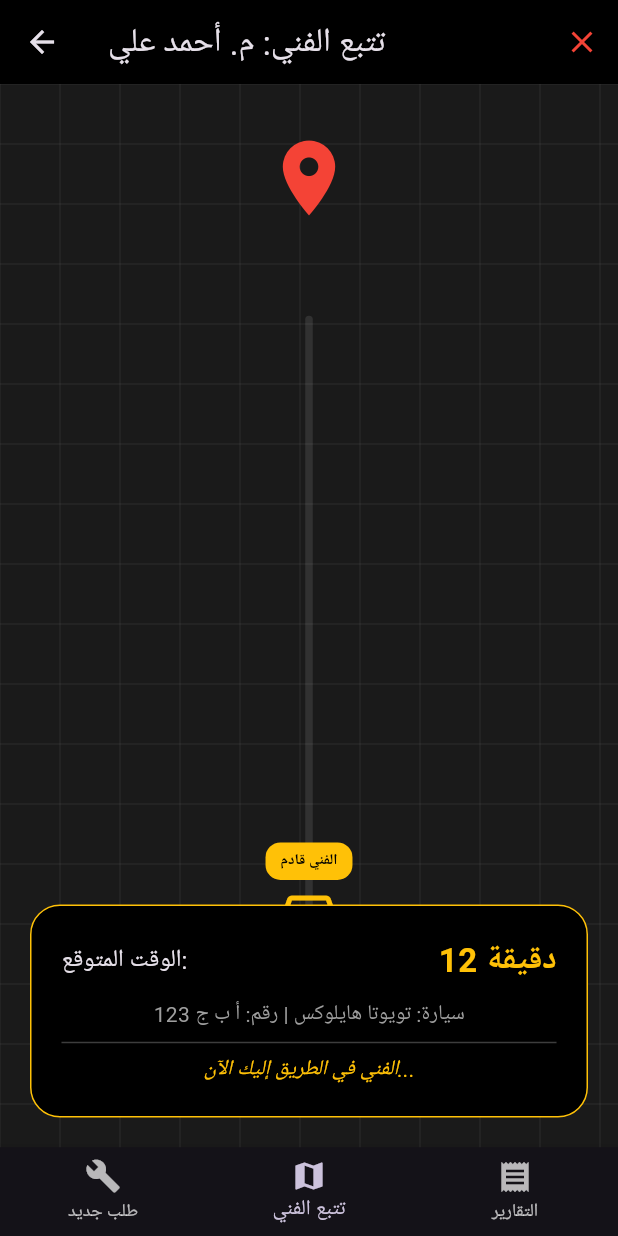
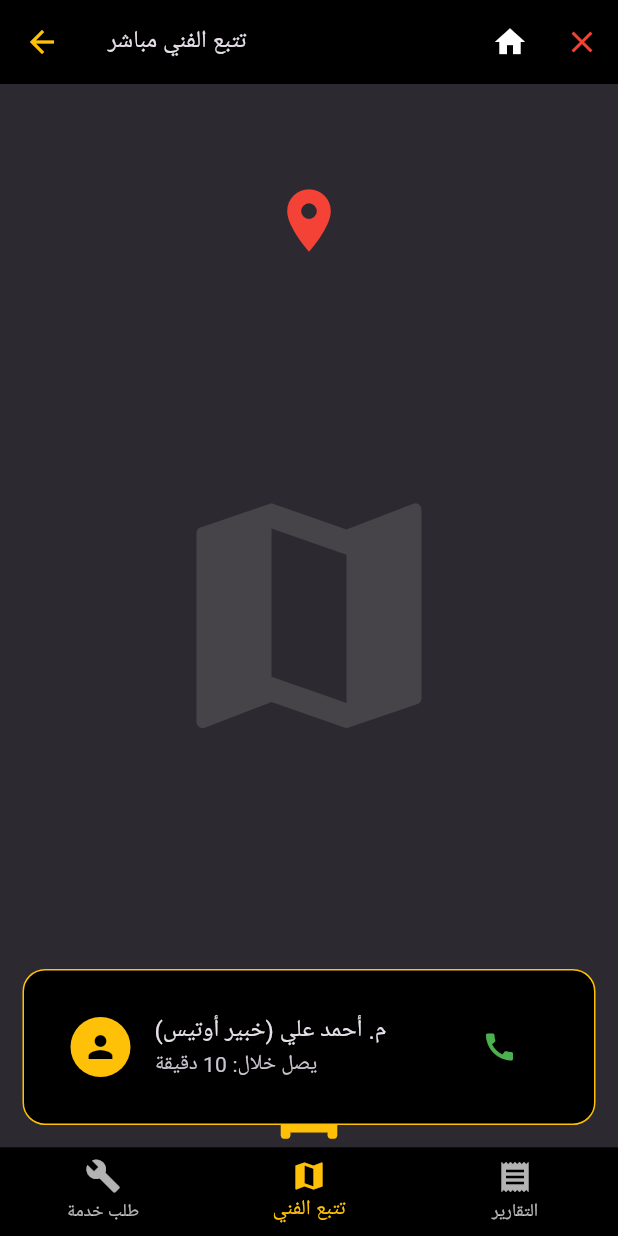
Before and after one commit to ahmedchiva-max/smart, a Flutter app: the screen it shows after launch, item 2 of the bottom bar chosen, on a phone screen of 412 x 824 dp. Run offline on Flutter 3.47's test engine with Material 3 defaults, Android fonts, the phone set to English and light mode, and no system bars; Roboto replaces fonts that are missing (Arial).

Commit message:
النسخة المكتملة: ملاحة شاملة (Back, X, Home)، تتبع مباشر، وتقارير ضريبية

```diff
--- a/lib/main.dart
+++ b/lib/main.dart
@@ -4,21 +4,24 @@ import 'dart:async';
 
 void main() => runApp(MaterialApp(
   debugShowCheckedModeBanner: false,
-  theme: ThemeData(brightness: Brightness.dark, primaryColor: Colors.amber),
+  theme: ThemeData(brightness: Brightness.dark, primaryColor: Colors.amber, fontFamily: 'Arial'),
   home: MaintenanceSystem(),
 ));
 
 class MaintenanceSystem extends StatefulWidget { @override _MaintenanceSystemState createState() => _MaintenanceSystemState(); }
 class _MaintenanceSystemState extends State<MaintenanceSystem> {
-  int _idx = 1; // البدء من صفحة التتبع لتجربة الخريطة مباشرة
+  int _idx = 0;
+  final _pages = [MaintenanceHome(), LiveTrackingPage(), ReportsPage()];
+
   @override
   Widget build(BuildContext context) {
     return Scaffold(
-      body: _idx == 1 ? LiveTrackingPage() : Center(child: Text("باقي الصفحات مرفوعة مسبقاً")),
+      body: _pages[_idx],
       bottomNavigationBar: BottomNavigationBar(
         currentIndex: _idx, onTap: (i) => setState(() => _idx = i),
+        backgroundColor: Colors.black, selectedItemColor: Colors.amber,
         items: [
-          BottomNavigationBarItem(icon: Icon(Icons.build), label: "طلب جديد"),
+          BottomNavigationBarItem(icon: Icon(Icons.build), label: "طلب خدمة"),
           BottomNavigationBarItem(icon: Icon(Icons.map), label: "تتبع الفني"),
           BottomNavigationBarItem(icon: Icon(Icons.receipt), label: "التقارير"),
         ],
@@ -27,106 +30,101 @@ class _MaintenanceSystemState extends State<MaintenanceSystem> {
   }
 }
 
+// --- الهيكل الموحد لـ AppBar (الملاحة المطلوبة) ---
+PreferredSizeWidget commonAppBar(BuildContext context, String title) {
+  return AppBar(
+    backgroundColor: Colors.black,
+    leading: IconButton(icon: Icon(Icons.arrow_back, color: Colors.amber), onPressed: () => Navigator.maybePop(context)),
+    title: Text(title, style: TextStyle(fontSize: 16)),
+    actions: [
+      IconButton(icon: Icon(Icons.home, color: Colors.white), onPressed: () => Navigator.of(context).pushAndRemoveUntil(MaterialPageRoute(builder: (c) => MaintenanceSystem()), (r) => false)),
+      IconButton(icon: Icon(Icons.close, color: Colors.red), onPressed: () => SystemNavigator.pop()),
+    ],
+  );
+}
+
+// --- صفحة طلب الخدمة ---
+class MaintenanceHome extends StatelessWidget {
+  @override
+  Widget build(BuildContext context) {
+    return Scaffold(
+      appBar: commonAppBar(context, "مركز خدمات SMART"),
+      body: Column(
+        children: [
+          _serviceCard(context, "بلاغ عطل طارئ", Icons.error, Colors.red),
+          _serviceCard(context, "طلب صيانة دورية", Icons.moped, Colors.blue),
+        ],
+      ),
+    );
+  }
+
+  Widget _serviceCard(BuildContext context, String t, IconData i, Color c) => Expanded(
+    child: InkWell(
+      onTap: () => _showRequestForm(context, t),
+      child: Container(
+        margin: EdgeInsets.all(15),
+        decoration: BoxDecoration(color: c.withOpacity(0.1), borderRadius: BorderRadius.circular(20), border: Border.all(color: c)),
+        child: Column(mainAxisAlignment: MainAxisAlignment.center, children: [Icon(i, size: 70, color: c), Text(t, style: TextStyle(fontSize: 20, fontWeight: FontWeight.bold))]),
+      ),
+    ),
+  );
+
+  void _showRequestForm(BuildContext context, String type) {
+    showDialog(context: context, builder: (c) => AlertDialog(
+      title: Text("بيانات طلب $type"),
+      content: Column(mainAxisSize: MainAxisSize.min, children: [
+        TextField(decoration: InputDecoration(hintText: "الاسم")),
+        TextField(decoration: InputDecoration(hintText: "الجوال (05XXXXXXXX)"), keyboardType: TextInputType.phone),
+      ]),
+      actions: [ElevatedButton(onPressed: () => Navigator.pop(c), child: Text("التالي"))],
+    ));
+  }
+}
+
 // --- صفحة التتبع الحي (Live Tracking) ---
 class LiveTrackingPage extends StatefulWidget { @override _LiveTrackingPageState createState() => _LiveTrackingPageState(); }
 class _LiveTrackingPageState extends State<LiveTrackingPage> {
-  double _vehiclePosition = 0.1; // موقع السيارة الافتراضي
-  int _eta = 15; // الوقت المتوقع للوصول بالدقائق
-  Timer? _timer;
-
+  double _pos = 0.0;
   @override
   void initState() {
     super.initState();
-    // محاكاة تحرك الفني كل 3 ثواني
-    _timer = Timer.periodic(Duration(seconds: 3), (timer) {
-      if (mounted) {
-        setState(() {
-          if (_vehiclePosition < 0.8) {
-            _vehiclePosition += 0.05;
-            _eta -= 1;
-          } else {
-            _timer?.cancel();
-          }
-        });
-      }
-    });
+    Timer.periodic(Duration(seconds: 2), (t) { if(mounted && _pos < 0.8) setState(() => _pos += 0.05); });
   }
-
-  @override
-  void dispose() { _timer?.cancel(); super.dispose(); }
 
   @override
   Widget build(BuildContext context) {
     return Scaffold(
-      appBar: AppBar(
-        backgroundColor: Colors.black,
-        title: Text("تتبع الفني: م. أحمد علي"),
-        leading: Icon(Icons.arrow_back),
-        actions: [IconButton(icon: Icon(Icons.close, color: Colors.red), onPressed: () => Navigator.pop(context))],
-      ),
+      appBar: commonAppBar(context, "تتبع الفني مباشر"),
       body: Stack(
         children: [
-          // محاكاة الخريطة (شبكة خلفية)
-          Container(
-            color: Color(0xFF1A1A1A),
-            child: CustomPaint(painter: MapGridPainter(), child: Container()),
+          Container(color: Colors.white10, child: Center(child: Icon(Icons.map, size: 200, color: Colors.white12))),
+          AnimatedAlign(
+            duration: Duration(seconds: 1),
+            alignment: Alignment(0, 1 - (_pos * 2)),
+            child: Icon(Icons.directions_car, size: 50, color: Colors.amber),
           ),
+          Align(alignment: Alignment(0, -0.8), child: Icon(Icons.location_on, size: 50, color: Colors.red)),
 
-          // مسار الفني
-          Center(
-            child: Container(
-              height: 400, width: 5,
-              decoration: BoxDecoration(color: Colors.white10, borderRadius: BorderRadius.circular(10)),
-            ),
-          ),
-
-          // أيقونة الفني المتحركة
-          AnimatedAlign(
-            duration: Duration(seconds: 2),
-            alignment: Alignment(0, 1 - (_vehiclePosition * 2)),
-            child: Column(
-              mainAxisSize: MainAxisSize.min,
-              children: [
-                Container(
-                  padding: EdgeInsets.symmetric(horizontal: 10, vertical: 5),
-                  decoration: BoxDecoration(color: Colors.amber, borderRadius: BorderRadius.circular(10)),
-                  child: Text("الفني قادم", style: TextStyle(color: Colors.black, fontWeight: FontWeight.bold, fontSize: 10)),
-                ),
-                Icon(Icons.directions_car, size: 50, color: Colors.amber),
-              ],
-            ),
-          ),
-
-          // موقع العميل (الثابت)
-          Align(
-            alignment: Alignment(0, -0.9),
-            child: Icon(Icons.location_on, size: 60, color: Colors.red),
-          ),
-
-          // لوحة معلومات الوصول
+          // لوحة معلومات الفني والتحكم
           Align(
             alignment: Alignment.bottomCenter,
             child: Container(
-              margin: EdgeInsets.all(20), padding: EdgeInsets.all(20),
-              decoration: BoxDecoration(color: Colors.black, borderRadius: BorderRadius.circular(20), border: Border.all(color: Colors.amber)),
+              margin: EdgeInsets.all(15), padding: EdgeInsets.all(15),
+              decoration: BoxDecoration(color: Colors.black, borderRadius: BorderRadius.circular(15), border: Border.all(color: Colors.amber)),
               child: Column(
                 mainAxisSize: MainAxisSize.min,
                 children: [
-                  Row(mainAxisAlignment: MainAxisAlignment.spaceBetween, children: [
-                    Text("الوقت المتوقع:", style: TextStyle(fontSize: 16)),
-                    Text("$_eta دقيقة", style: TextStyle(fontSize: 22, color: Colors.amber, fontWeight: FontWeight.bold)),
-                  ]),
-                  SizedBox(height: 10),
-                  Text("سيارة: تويوتا هايلوكس | رقم: أ ب ج 123", style: TextStyle(color: Colors.grey)),
-                  Divider(color: Colors.white24),
-                  if (_vehiclePosition >= 0.8)
-                    ElevatedButton(
-                      style: ElevatedButton.styleFrom(backgroundColor: Colors.green, minimumSize: Size(double.infinity, 50)),
-                      onPressed: () => _confirmCompletion(context),
-                      child: Text("الفني وصل - إنهاء وتوقيع الاستلام", style: TextStyle(fontWeight: FontWeight.bold)),
-                    )
-                  else
-                    Text("الفني في الطريق إليك الآن...", style: TextStyle(fontStyle: FontStyle.italic, color: Colors.amber)),
+                  ListTile(
+                    leading: CircleAvatar(backgroundColor: Colors.amber, child: Icon(Icons.person, color: Colors.black)),
+                    title: Text("م. أحمد علي (خبير أوتيس)"),
+                    subtitle: Text("يصل خلال: ${(10 - (_pos * 10)).toInt()} دقيقة"),
+                    trailing: IconButton(icon: Icon(Icons.call, color: Colors.green), onPressed: () {}),
+                  ),
+                  if(_pos >= 0.7) ElevatedButton(
+                    style: ElevatedButton.styleFrom(backgroundColor: Colors.green, minimumSize: Size(double.infinity, 45)),
+                    onPressed: () => _showCompletionDialog(context),
+                    child: Text("الفني وصل - إنهاء الخدمة"),
+                  )
                 ],
               ),
             ),
@@ -136,46 +134,38 @@ class _LiveTrackingPageState extends State<LiveTrackingPage> {
     );
   }
 
-  void _confirmCompletion(BuildContext ctx) {
-    showDialog(context: ctx, barrierDismissible: false, builder: (c) => AlertDialog(
-      title: Text("إتمام عملية الصيانة"),
-      content: SingleChildScrollView(
-        child: Column(mainAxisSize: MainAxisSize.min, children: [
-          Text("يرجى إدخال الـ OTP المرسل لجوالك:"),
-          TextField(keyboardType: TextInputType.number, decoration: InputDecoration(hintText: "****")),
-          SizedBox(height: 20),
-          Text("توقيع العميل:"),
-          Container(
-            height: 120, width: double.infinity,
-            decoration: BoxDecoration(color: Colors.white12, border: Border.all(color: Colors.white24)),
-            child: Center(child: Text("وقع هنا", style: TextStyle(color: Colors.grey))),
-          ),
-        ]),
-      ),
-      actions: [
-        ElevatedButton(onPressed: () { Navigator.pop(c); _showSuccess(); }, child: Text("تأكيد وإرسال التقرير"))
-      ],
-    ));
-  }
-
-  void _showSuccess() {
+  void _showCompletionDialog(BuildContext context) {
     showDialog(context: context, builder: (c) => AlertDialog(
+      title: Text("التوقيع وإغلاق الطلب"),
       content: Column(mainAxisSize: MainAxisSize.min, children: [
-        Icon(Icons.check_circle, size: 80, color: Colors.green),
-        Text("\nتم بنجاح!"),
-        Text("تم إرسال تقرير الصيانة والفاتورة للواتساب والتقارير."),
+        TextField(decoration: InputDecoration(hintText: "كود الاستلام OTP")),
+        SizedBox(height: 10),
+        Container(height: 100, color: Colors.white10, child: Center(child: Text("وقع هنا بالأصبع"))),
       ]),
+      actions: [ElevatedButton(onPressed: () => Navigator.pop(c), child: Text("اعتماد التقرير والفاتورة"))],
     ));
   }
 }
 
-// رسم شبكة الخريطة البسيطة
-class MapGridPainter extends CustomPainter {
+// --- صفحة التقارير والفواتير ---
+class ReportsPage extends StatelessWidget {
   @override
-  void paint(Canvas canvas, Size size) {
-    var paint = Paint()..color = Colors.white.withOpacity(0.05)..strokeWidth = 1.0;
-    for (double i = 0; i < size.width; i += 40) { canvas.drawLine(Offset(i, 0), Offset(i, size.height), paint); }
-    for (double i = 0; i < size.height; i += 40) { canvas.drawLine(Offset(0, i), Offset(size.width, i), paint); }
+  Widget build(BuildContext context) {
+    return Scaffold(
+      appBar: commonAppBar(context, "السجلات المالية والفنية"),
+      body: ListView.builder(
+        itemCount: 5,
+        itemBuilder: (c, i) => Card(
+          margin: EdgeInsets.all(10),
+          child: ListTile(
+            leading: Icon(Icons.picture_as_pdf, color: Colors.red),
+            title: Text("تقرير صيانة ضريبي #$i"),
+            subtitle: Text("العميل: فهد العتيبي | الضريبة 15%"),
+            trailing: Icon(Icons.download, color: Colors.amber),
+            onTap: () {},
+          ),
+        ),
+      ),
+    );
   }
-  @override bool shouldRepaint(covariant CustomPainter oldDelegate) => false;
 }
```
